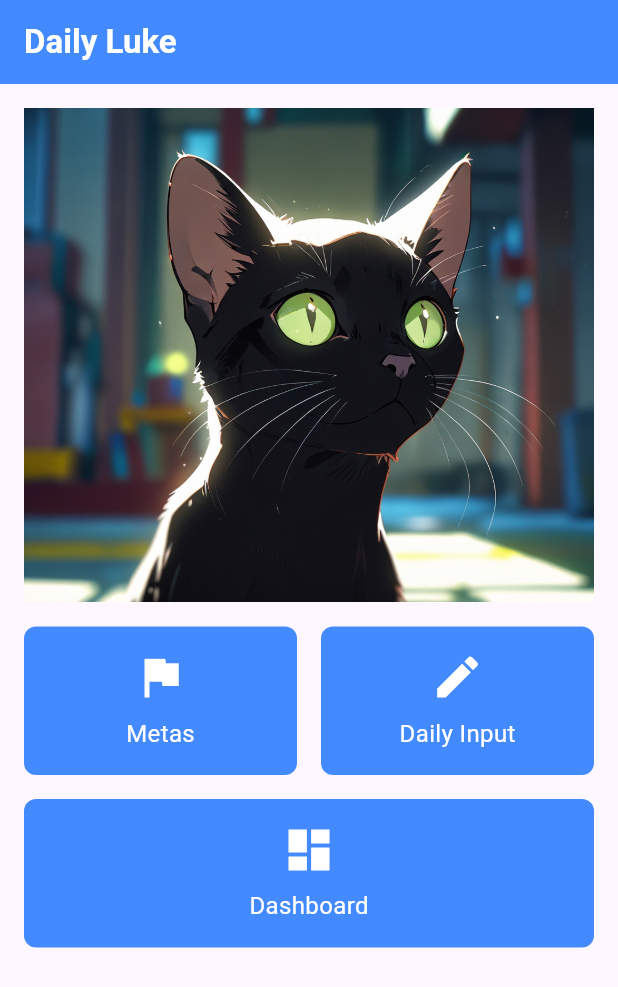
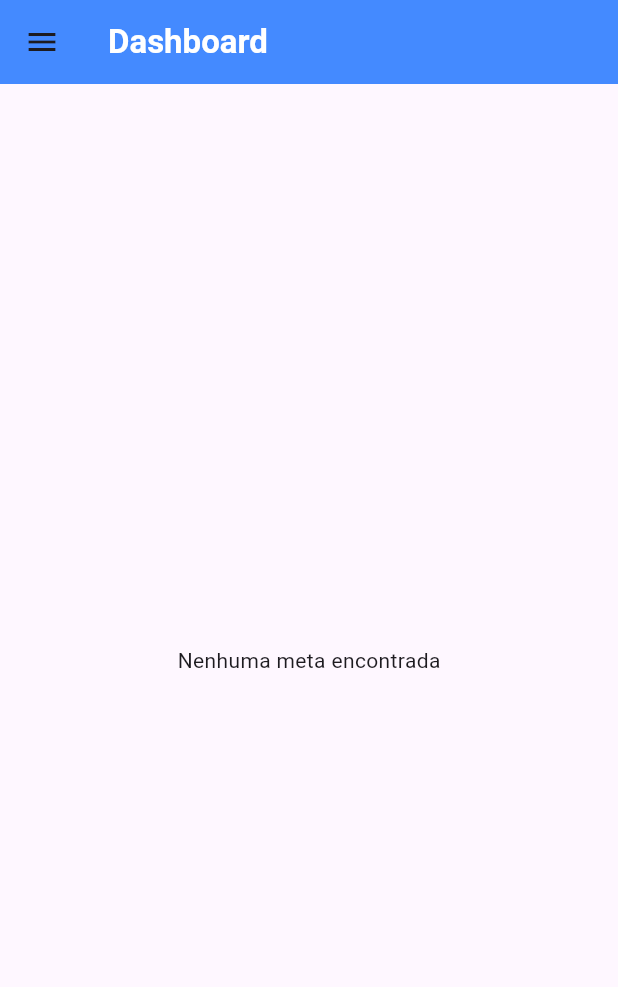
Before and after one commit to vtarginoo/flutter_daily_luke, a Flutter app: the screen it shows after launch, after a tap on "Dashboard", on a phone screen of 412 x 824 dp. Shown: the top 987 px of the screen. Run offline on Flutter 3.47's test engine with Material 3 defaults, Android fonts, the phone set to English and light mode, and no system bars; our stand-ins replace sqflite; accounts and stored records are empty.

Commit message:
primeiro widget screen dashboard

```diff
--- a/lib/database/dao/daily_input_dao.dart
+++ b/lib/database/dao/daily_input_dao.dart
@@ -22,7 +22,6 @@ class DailyInputDao {
     return await getDatabase();
   }
 
-  // Método para salvar ou atualizar o DailyInput
   Future<int> save(DailyInput dailyInput) async {
     final db = await getDailyDB(); // Obtém a instância do banco de dados
 
@@ -37,19 +36,22 @@ class DailyInputDao {
   }
 
   Future<List<DailyInput>> findAll() async {
-    final Database db = getDailyDB() as Database;
-    final List<Map<String, dynamic>> result = await db.query(_tableName);
-    List<DailyInput> dailyInputs = _toList(result);
-    return dailyInputs;
+    final db = await getDailyDB();
+    try {
+      final List<Map<String, dynamic>> maps = await db.query('daily_inputs');
+      print('Registros encontrados: $maps'); // Log dos dados
+      return List.generate(maps.length, (i) => DailyInput.fromMap(maps[i]));
+    } catch (e) {
+      print('Erro no findAll: $e');
+      return []; // Retorne uma lista vazia em caso de erro
+    }
   }
 
-  // Método para limpar a tabela (truncate)
   Future<void> truncate() async {
     final Database db = await getDailyDB();
     await db.delete(_tableName); // Deleta todos os registros da tabela
   }
 
-  // Método para recuperar os inputs de uma data específica
   Future<List<DailyInput>> getDailyInputsByDate(DateTime date) async {
     final db = await getDailyDB(); // Obtém a instância do banco de dados
 
@@ -59,7 +61,8 @@ class DailyInputDao {
     // Consulta os registros para a data fornecida
     final result = await db.query(
       _tableName, // Nome da tabela
-      where: 'action_date LIKE ?', // Filtra pelos registros que têm a mesma data
+      where: 'action_date LIKE ?',
+      // Filtra pelos registros que têm a mesma data
       whereArgs: ['${formattedDate}%'], // Adiciona o filtro da data
     );
 
--- /dev/null
+++ b/lib/screens/dashboard/dashboard_screen.dart
@@ -0,0 +1,125 @@
+import 'package:daily_luke/database/dao/daily_input_dao.dart';
+import 'package:daily_luke/database/dao/goal_dao.dart';
+import 'package:daily_luke/models/daily_input.dart';
+import 'package:daily_luke/models/goal.dart';
+import 'package:daily_luke/screens/dashboard/visao_geral/goal_card.dart';
+import 'package:flutter/material.dart';
+
+class DashboardScreen extends StatefulWidget {
+  @override
+  _DashboardScreenState createState() => _DashboardScreenState();
+}
+
+class _DashboardScreenState extends State<DashboardScreen> {
+  late Future<List<Goal>> goals;
+  late Future<List<DailyInput>> dailyInputs;
+  int diasAteHoje =
+      DateTime.now().difference(DateTime(DateTime.now().year, 1, 1)).inDays + 1;
+
+  @override
+  void initState() {
+    super.initState();
+    goals = GoalDao().findAll(); // Carrega as metas
+    dailyInputs = DailyInputDao().findAll(); // Carrega os inputs diários
+  }
+
+  @override
+  Widget build(BuildContext context) {
+    double screenWidth = MediaQuery.of(context).size.width;
+    double drawerWidth = screenWidth * 0.40;
+    return Scaffold(
+      appBar: AppBar(
+        backgroundColor: Colors.blueAccent,
+        title: const Text(
+          'Dashboard',
+          style: TextStyle(color: Colors.white, fontWeight: FontWeight.bold),
+        ),
+      ),
+      drawer: Drawer(
+        width: drawerWidth,
+        child: ListView(
+          padding: EdgeInsets.zero,
+          children: <Widget>[
+            const DrawerHeader(
+              decoration: BoxDecoration(color: Colors.blue),
+              child: Text('Menu',
+                  style: TextStyle(color: Colors.white, fontSize: 24)),
+            ),
+            ListTile(
+              title: const Text('Visão Geral'),
+              onTap: () {
+                Navigator.pop(context);
+                // Adicione o redirecionamento, se necessário
+              },
+            ),
+          ],
+        ),
+      ),
+      body: Padding(
+        padding: const EdgeInsets.all(16.0),
+        child: FutureBuilder<List<Goal>>(
+          future: goals,
+          builder: (context, goalSnapshot) {
+            if (goalSnapshot.connectionState == ConnectionState.waiting) {
+              return const Center(child: CircularProgressIndicator());
+            }
+
+            if (goalSnapshot.hasError) {
+              return const Center(child: Text('Erro ao carregar metas'));
+            }
+
+            if (!goalSnapshot.hasData || goalSnapshot.data!.isEmpty) {
+              return const Center(child: Text('Nenhuma meta encontrada'));
+            }
+
+            final List<Goal> goalList = goalSnapshot.data!;
+
+            return FutureBuilder<List<DailyInput>>(
+              future: dailyInputs,
+              builder: (context, inputSnapshot) {
+                if (inputSnapshot.connectionState == ConnectionState.waiting) {
+                  return const Center(child: CircularProgressIndicator());
+                }
+
+                if (inputSnapshot.hasError) {
+                  return const Center(
+                      child: Text('Erro ao carregar inputs diários'));
+                }
+
+                if (!inputSnapshot.hasData || inputSnapshot.data!.isEmpty) {
+                  return const Center(
+                      child: Text('Nenhum input diário encontrado'));
+                }
+
+                final List<DailyInput> inputList = inputSnapshot.data!;
+
+                return ListView(
+                  children: [
+                    const Text(
+                      'Visão Geral das Metas',
+                      style:
+                          TextStyle(fontSize: 24, fontWeight: FontWeight.bold),
+                    ),
+                    SizedBox(height: 5),
+                    Text(
+                      '$diasAteHoje/365 dias do ano',
+                      style: TextStyle(fontSize: 18, color: Colors.grey),
+                    ),
+                    SizedBox(height: 20),
+                    ...goalList.map((goal) {
+                      return GoalCard(
+                        goal: goal,
+                        diasAteHoje: diasAteHoje,
+                        inputList: inputList,
+                      );
+                    }),
+                  ],
+                );
+              },
+            );
+          },
+        ),
+      ),
+    );
+  }
+}
--- a/lib/screens/home.dart
+++ b/lib/screens/home.dart
@@ -1,5 +1,7 @@
 import 'package:daily_luke/component/home_components/custom_inkwell.dart';
 import 'package:daily_luke/screens/daily_input/daily_input_list.dart';
+import 'package:daily_luke/screens/dashboard/dashboard_screen.dart';
+
 import 'package:daily_luke/screens/goals/goals_list.dart';
 import 'package:flutter/material.dart';
 
@@ -51,7 +53,7 @@ class Home extends StatelessWidget {
                     icon: Icons.edit,
                     onTap: () {
                       Navigator.of(context).push(MaterialPageRoute(
-                          builder: (context) => DailyInputList()));
+                          builder: (context) => const DailyInputList()));
                     },
                   ),
                 ),
@@ -62,8 +64,8 @@ class Home extends StatelessWidget {
               title: 'Dashboard',
               icon: Icons.dashboard,
               onTap: () {
-                // Navegue ou execute uma ação
-                print("Clique em Dashboard");
+                Navigator.of(context)
+                    .push(MaterialPageRoute(builder: (context) => DashboardScreen()));
               },
             ),
           ],
```
Also changed, not shown: lib/screens/dashboard/visao_geral/goal_card.dart (added, +121 -0 lines), pubspec.lock, 2 other files.
